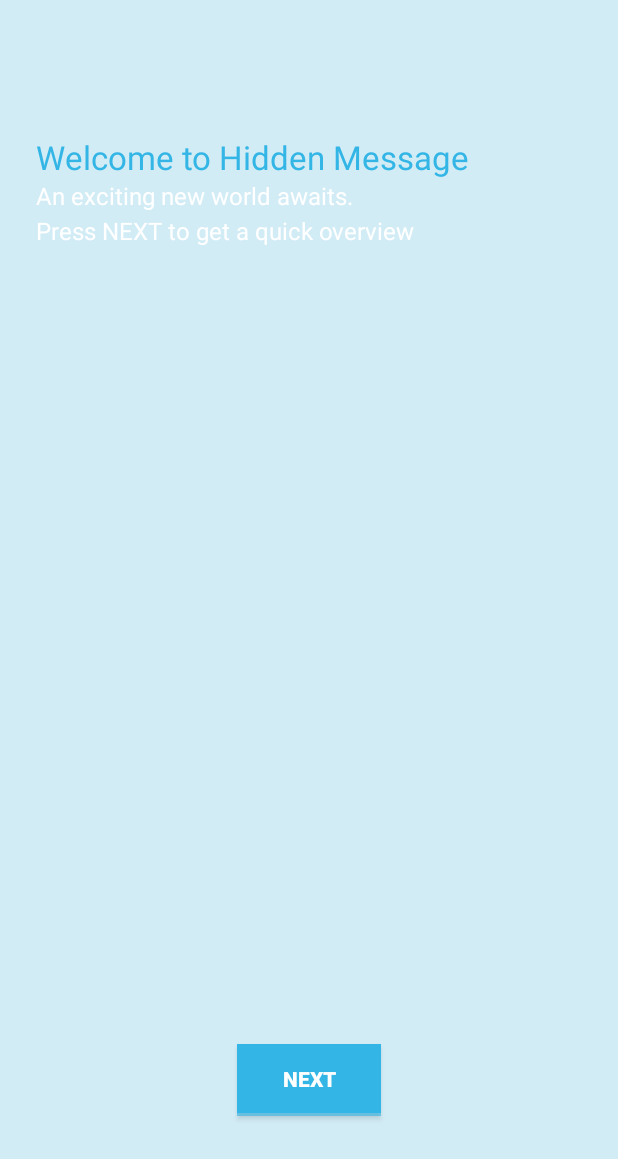
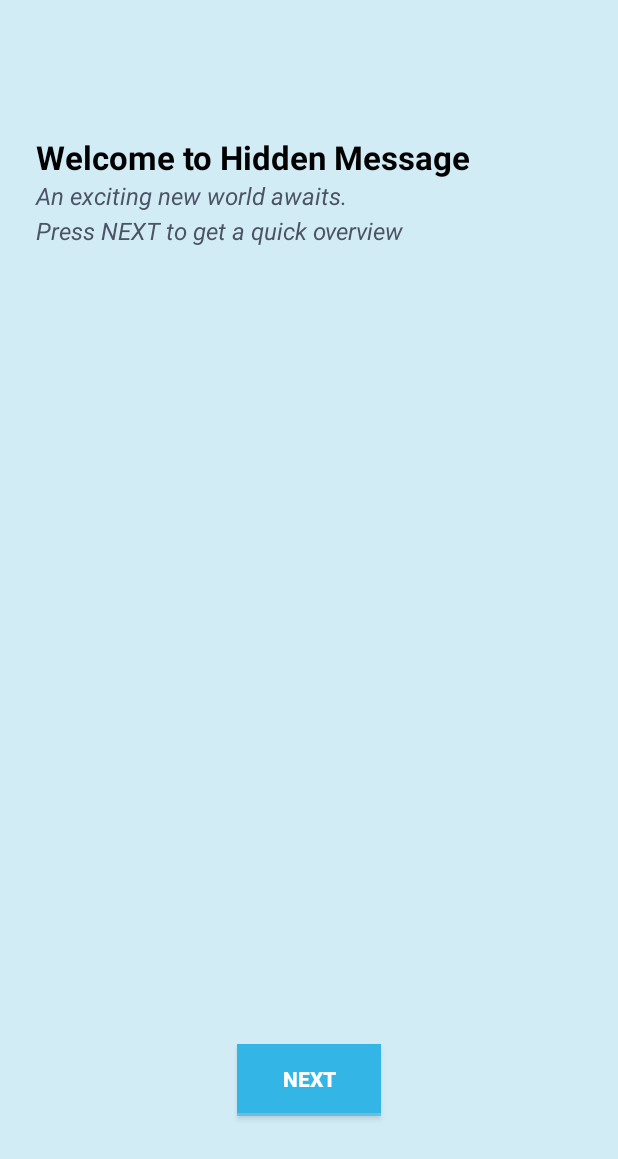
Before and after one commit to manuelleung/HiddenMessage, an Android app: the MapsActivity screen opened directly, with no data from a screen before it, on a phone screen of 412 x 824 dp. Shown: the top 1159 px of the screen. Run offline under Robolectric (Android 15) with nearby library versions, the phone set to English and light mode, and no system bars; 4 statements that could not run were skipped.

Commit message:
Fixed color

```diff
--- a/app/src/main/java/com/hiddenmessageteam/MapsActivity.java
+++ b/app/src/main/java/com/hiddenmessageteam/MapsActivity.java
@@ -120,6 +120,7 @@ public class MapsActivity extends FragmentActivity implements OnMapReadyCallback
                     .setTarget(Target.NONE)
                     .setContentTitle("Welcome to Hidden Message")
                     .setContentText("An exciting new world awaits. \nPress NEXT to get a quick overview")
+                    .setStyle(R.style.finalsc)
                     .setOnClickListener(this)
                     .build();
             showcase.setButtonText("Next");
--- a/app/src/main/res/values/styles.xml
+++ b/app/src/main/res/values/styles.xml
@@ -14,5 +14,18 @@
     <style name="AppTheme.AppBarOverlay" parent="ThemeOverlay.AppCompat.Dark.ActionBar" />
     <style name="AppTheme.PopupOverlay" parent="ThemeOverlay.AppCompat.Light" />
 
+    <style name="svtitlecolor" parent="TextAppearance.ShowcaseView.Title">
+        <item name="android:textColor">#000000</item>
+        <item name="android:textStyle">bold</item>
+
+    </style>
+    <style name="svtextcolor" parent="TextAppearance.ShowcaseView.Detail">
+        <item name="android:textColor">#4C5364</item>
+        <item name="android:textStyle">italic</item>
+    </style>
+    <style name="finalsc" parent="ShowcaseView.Light">
+        <item name="sv_titleTextAppearance">@style/svtitlecolor</item>
+        <item name="sv_detailTextAppearance">@style/svtextcolor</item>
+    </style>
 
 </resources>
```
